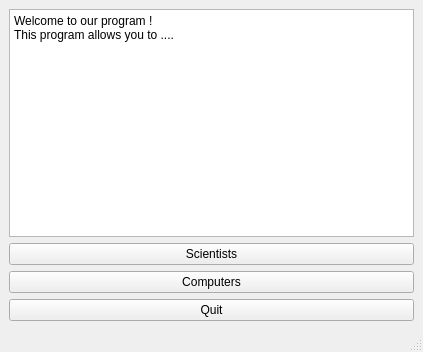
Qt form Verklegt/mainmenu.ui (disaerna/T-113-VLN1) before a commit.
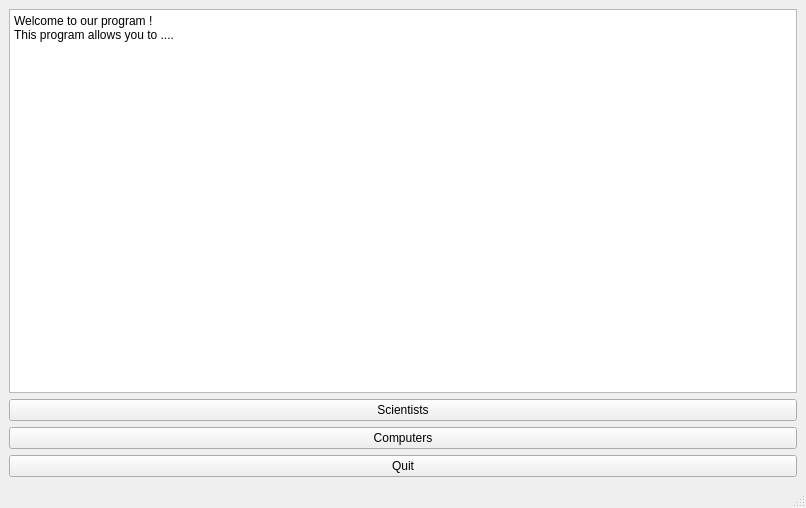
The same form after that commit.

The edit to the form file:
```diff
--- a/Verklegt/mainmenu.ui
+++ b/Verklegt/mainmenu.ui
@@ -6,16 +6,22 @@
    <rect>
     <x>0</x>
     <y>0</y>
-    <width>423</width>
-    <height>352</height>
+    <width>806</width>
+    <height>508</height>
    </rect>
   </property>
+  <property name="minimumSize">
+   <size>
+    <width>806</width>
+    <height>508</height>
+   </size>
+  </property>
   <property name="windowTitle">
    <string>MainWindow</string>
   </property>
   <widget class="QWidget" name="centralwidget">
-   <layout class="QVBoxLayout" name="verticalLayout">
-    <item>
+   <layout class="QGridLayout" name="gridLayout">
+    <item row="0" column="0">
      <widget class="QPlainTextEdit" name="TextMainMenu">
       <property name="plainText">
        <string>Welcome to our program ! 
@@ -23,21 +29,21 @@
       </property>
      </widget>
     </item>
-    <item>
+    <item row="1" column="0">
      <widget class="QPushButton" name="ButtonScientists">
       <property name="text">
        <string>Scientists</string>
       </property>
      </widget>
     </item>
-    <item>
+    <item row="2" column="0">
      <widget class="QPushButton" name="ButtonComputers">
       <property name="text">
        <string>Computers</string>
       </property>
      </widget>
     </item>
-    <item>
+    <item row="3" column="0">
      <widget class="QPushButton" name="ButtonQuit">
       <property name="text">
        <string>Quit</string>
```
